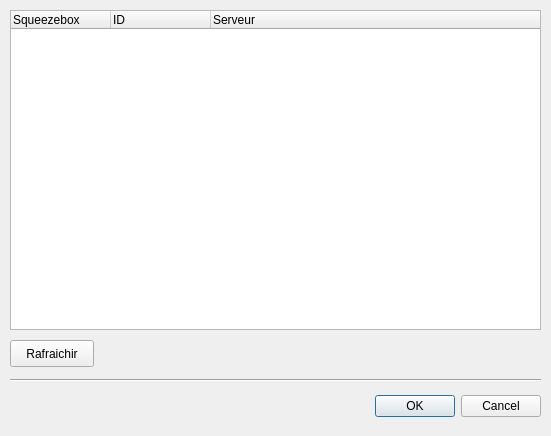
Before: the Qt Designer form data/DialogDetectSqueezebox.ui in calaos/calaos_installer, drawn with Qt 5.
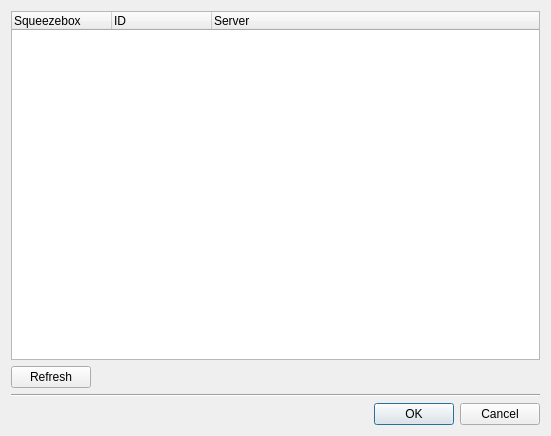
After: the same form once the commit is applied.

Commit message: Use QLayout when possible, and start translation in english ...

Diff of the .ui file:
```diff
--- a/data/DialogDetectSqueezebox.ui
+++ b/data/DialogDetectSqueezebox.ui
@@ -25,44 +25,9 @@
   <property name="windowTitle">
    <string>Détection des Squeezebox</string>
   </property>
-  <widget class="QDialogButtonBox" name="buttonBox">
-   <property name="geometry">
-    <rect>
-     <x>10</x>
-     <y>390</y>
-     <width>531</width>
-     <height>32</height>
-    </rect>
-   </property>
-   <property name="orientation">
-    <enum>Qt::Horizontal</enum>
-   </property>
-   <property name="standardButtons">
-    <set>QDialogButtonBox::Cancel|QDialogButtonBox::Ok</set>
-   </property>
-  </widget>
-  <widget class="Line" name="line">
-   <property name="geometry">
-    <rect>
-     <x>10</x>
-     <y>370</y>
-     <width>531</width>
-     <height>20</height>
-    </rect>
-   </property>
-   <property name="orientation">
-    <enum>Qt::Horizontal</enum>
-   </property>
-  </widget>
+  <layout class="QVBoxLayout" name="verticalLayout">
+   <item>
   <widget class="QTreeWidget" name="treeSqueezebox">
-   <property name="geometry">
-    <rect>
-     <x>10</x>
-     <y>10</y>
-     <width>531</width>
-     <height>320</height>
-    </rect>
-   </property>
    <property name="alternatingRowColors">
     <bool>true</bool>
    </property>
@@ -84,23 +49,56 @@
    </column>
    <column>
     <property name="text">
-     <string>Serveur</string>
+       <string>Server</string>
     </property>
    </column>
   </widget>
+   </item>
+   <item>
+    <layout class="QHBoxLayout" name="horizontalLayout">
+     <property name="topMargin">
+      <number>0</number>
+     </property>
+     <item>
   <widget class="QPushButton" name="buttonRefresh">
-   <property name="geometry">
-    <rect>
-     <x>10</x>
-     <y>340</y>
-     <width>84</width>
-     <height>27</height>
-    </rect>
-   </property>
    <property name="text">
-    <string>Rafraichir</string>
-   </property>
-  </widget>
+        <string>Refresh</string>
+       </property>
+      </widget>
+     </item>
+     <item>
+      <spacer name="horizontalSpacer">
+       <property name="orientation">
+        <enum>Qt::Horizontal</enum>
+       </property>
+       <property name="sizeHint" stdset="0">
+        <size>
+         <width>40</width>
+         <height>20</height>
+        </size>
+       </property>
+      </spacer>
+     </item>
+    </layout>
+   </item>
+   <item>
+    <widget class="Line" name="line">
+     <property name="orientation">
+      <enum>Qt::Horizontal</enum>
+     </property>
+    </widget>
+   </item>
+   <item>
+    <widget class="QDialogButtonBox" name="buttonBox">
+     <property name="orientation">
+      <enum>Qt::Horizontal</enum>
+     </property>
+     <property name="standardButtons">
+      <set>QDialogButtonBox::Cancel|QDialogButtonBox::Ok</set>
+     </property>
+    </widget>
+   </item>
+  </layout>
  </widget>
  <resources/>
  <connections>
```
Left out of the diff: 2 changed lines with no effect on the pictures. Lines whose indentation alone changed are shown as unchanged. The commit also changes 15 other files.
